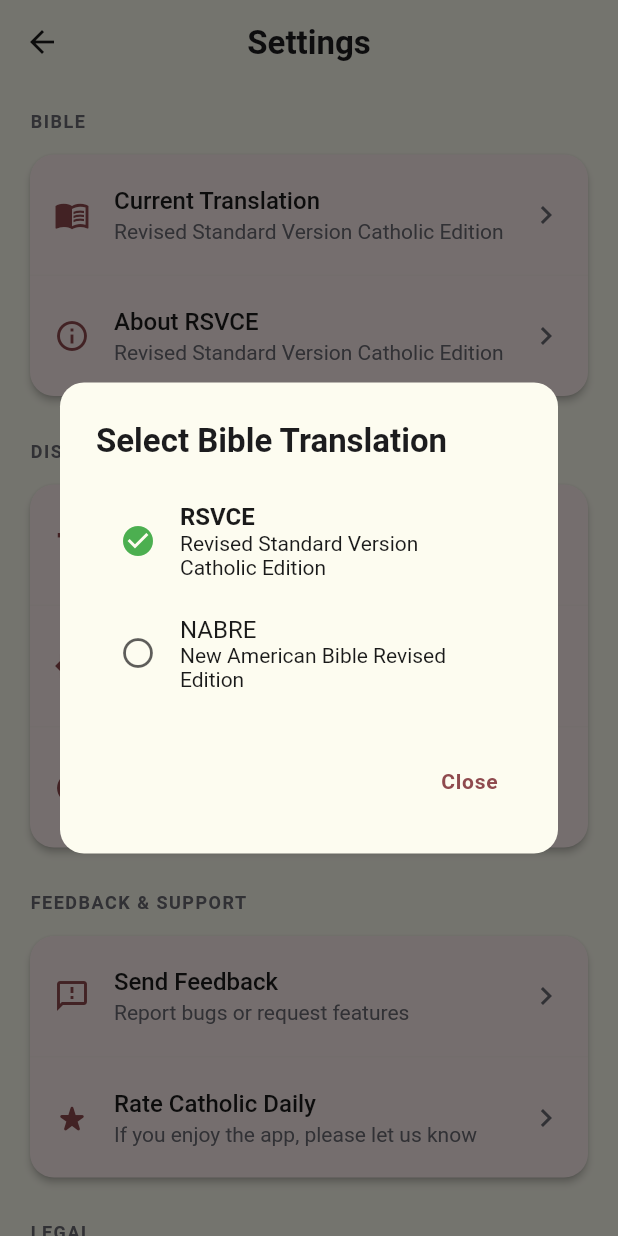
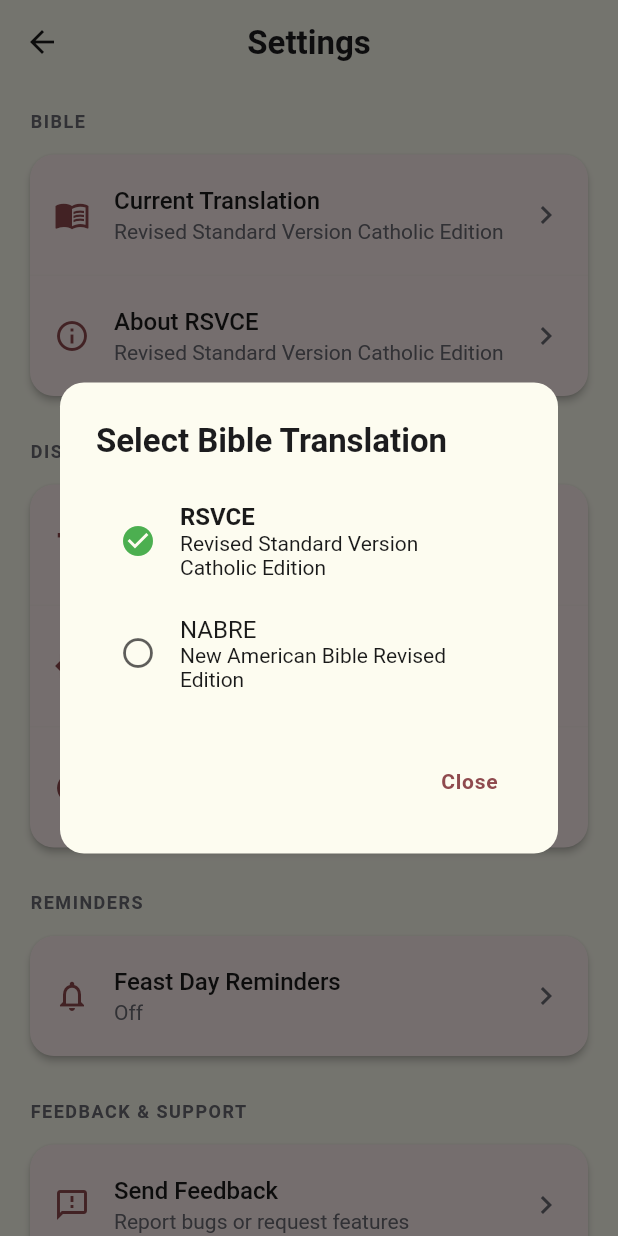
Before and after one commit to Elbiblio/catholicdaily, a Flutter app: the SettingsScreen screen opened directly with empty values, after a tap on "Current Translation", on a phone screen of 412 x 824 dp. Run offline on Flutter 3.47's test engine with Material 3 defaults, Android fonts, the phone set to English and light mode, and no system bars; our stand-ins replace flutter_html, geolocator, in_app_review, package_info_plus, share_plus, shared_preferences and 2 more; accounts and stored records are empty; network calls fail; statements that could not run were skipped; project files that could hold a hidden picture were left out.

Commit message:
Add reminders feature

```diff
--- a/lib/ui/screens/mass_flow_screen.dart
+++ b/lib/ui/screens/mass_flow_screen.dart
@@ -95,7 +95,7 @@
       context: context,
       initialDate: _selectedDate,
       firstDate: DateTime(2020),
-      lastDate: DateTime(2030),
+      lastDate: DateTime(2038),
     );
 
     if (picked != null) {
--- a/lib/ui/screens/settings_screen.dart
+++ b/lib/ui/screens/settings_screen.dart
@@ -3,6 +3,8 @@
 import '../../data/services/theme_preferences.dart';
 import '../../data/services/bible_version_preference.dart';
 import '../../data/services/offline_bible_service.dart';
+import '../../data/services/feast_reminder_preferences.dart';
+import 'feast_reminder_settings_sheet.dart';
 import 'package:in_app_review/in_app_review.dart';
 import 'package:package_info_plus/package_info_plus.dart';
 import 'dart:io' show Platform;
@@ -35,6 +37,7 @@
   String _selectedThemeStyle = 'standard';
   String _appVersion = '1.0.0';
   BibleVersionType? _currentBibleVersion;
+  FeastReminderPreferences? _reminderPrefs;
   static const _androidPackageName = 'com.elbiblio.catholicdaily';
   static const _iosAppStoreId = '';
   static const _iosSearchTerm = 'Catholic Daily Missal';
@@ -46,12 +49,25 @@
     _selectedThemeStyle = _themeStyleToValue(widget.themeStyle);
     _loadAppInfo();
     _loadCurrentBibleVersion();
+    _loadReminderPrefs();
   }
 
   Future<void> _loadCurrentBibleVersion() async {
     final pref = await BibleVersionPreference.getInstance();
     if (!mounted) return;
     setState(() => _currentBibleVersion = pref.currentVersion);
+  }
+
+  Future<void> _loadReminderPrefs() async {
+    final prefs = await FeastReminderPreferences.getInstance();
+    if (!mounted) return;
+    setState(() => _reminderPrefs = prefs);
+  }
+
+  String _reminderSubtitle() {
+    final prefs = _reminderPrefs;
+    if (prefs == null || !prefs.isEnabled) return 'Off';
+    return '${prefs.rank.label} · ${prefs.timeLabel}';
   }
 
   @override
@@ -352,6 +368,19 @@
                   onTap: () => _showThemeStyleDialog(context),
                 ),
               ],
+            ),
+          ),
+          const SizedBox(height: 24),
+          _SectionHeader(title: 'Reminders'),
+          Card(
+            child: _SettingsTile(
+              icon: Icons.notifications_outlined,
+              title: 'Feast Day Reminders',
+              subtitle: _reminderSubtitle(),
+              onTap: () async {
+                await FeastReminderSettingsSheet.show(context);
+                _loadReminderPrefs();
+              },
             ),
           ),
           const SizedBox(height: 24),
--- a/lib/ui/widgets/liturgical_calendar_view.dart
+++ b/lib/ui/widgets/liturgical_calendar_view.dart
@@ -32,8 +32,8 @@
   Map<String, String>? _feastByMonthDay;
 
   static const _minDate = 2020;
-  static const _maxDate = 2030;
-  // Total months from Jan 2020 to Dec 2030
+  static const _maxDate = 2038;
+  // Total months from Jan 2020 to Dec 2038
   static const _totalMonths = ((_maxDate - _minDate) + 1) * 12;
 
   @override
--- a/pubspec.yaml
+++ b/pubspec.yaml
@@ -21,7 +21,7 @@
 # To skip a platform build, add exactly one of these as its own line above the version:
 #   # CI_SKIP_ANDROID
 #   # CI_SKIP_IOS
-version: 1.5.0+22
+version: 1.5.1+23
 
 environment:
   sdk: ^3.9.0
@@ -54,6 +54,8 @@
   permission_handler: ^11.3.1
   google_maps_webservice: ^0.0.20-nullsafety.5
   audioplayers: ^6.1.0
+  flutter_local_notifications: ^18.0.1
+  timezone: ^0.9.4
 
 dev_dependencies:
   flutter_test:
```
Also changed, not shown: lib/main.dart (+7 -0 lines), pubspec.lock, 2 other files.
